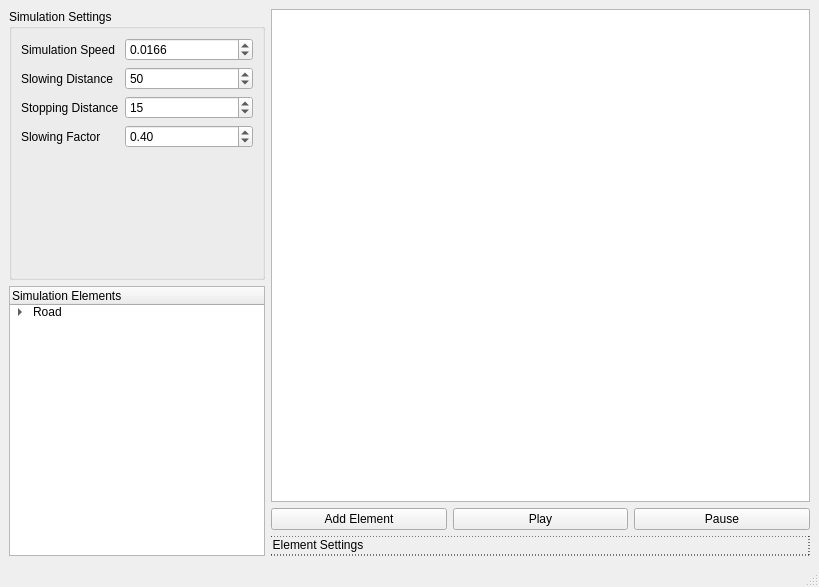
Old version of the form UI_Design/TrafficMainWindow.ui in the repository OrfeoTerkuci/TrafficSimulation2022.
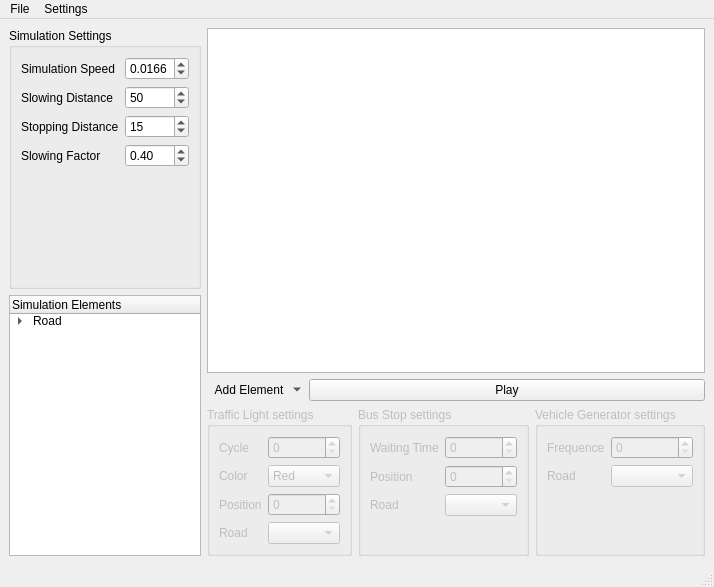
New version of the form.

```diff
--- a/UI_Design/TrafficMainWindow.ui
+++ b/UI_Design/TrafficMainWindow.ui
@@ -6,19 +6,20 @@
    <rect>
     <x>0</x>
     <y>0</y>
-    <width>819</width>
+    <width>647</width>
     <height>587</height>
    </rect>
   </property>
   <property name="windowTitle">
    <string>MainWindow</string>
   </property>
+  <property name="documentMode">
+   <bool>false</bool>
+  </property>
   <widget class="QWidget" name="centralwidget">
    <layout class="QGridLayout" name="gridLayout">
     <item row="0" column="0">
-     <layout class="QHBoxLayout" name="horizontalLayout_2">
-      <item>
-       <layout class="QVBoxLayout" name="verticalLayout_3">
+     <layout class="QVBoxLayout" name="SimulationSettingsLayout">
         <item>
          <widget class="QGroupBox" name="simulationSettings">
           <property name="styleSheet">
@@ -177,10 +178,10 @@
         </item>
        </layout>
       </item>
+    <item row="0" column="1">
+     <layout class="QVBoxLayout" name="RightLayout">
       <item>
-       <layout class="QVBoxLayout" name="verticalLayout_2">
-        <item>
-         <layout class="QVBoxLayout" name="verticalLayout">
+       <layout class="QVBoxLayout" name="visualisationLayout">
           <item>
            <widget class="QGraphicsView" name="simulationView">
             <property name="sizePolicy">
@@ -192,12 +193,24 @@
            </widget>
           </item>
           <item>
-           <layout class="QHBoxLayout" name="horizontalLayout">
+         <layout class="QHBoxLayout" name="TimeControlLayout">
             <item>
-             <widget class="QPushButton" name="pushButton">
+           <widget class="QToolButton" name="addElementButton">
               <property name="text">
                <string>Add Element</string>
               </property>
+            <property name="checkable">
+             <bool>false</bool>
+            </property>
+            <property name="popupMode">
+             <enum>QToolButton::MenuButtonPopup</enum>
+            </property>
+            <property name="toolButtonStyle">
+             <enum>Qt::ToolButtonTextOnly</enum>
+            </property>
+            <property name="autoRaise">
+             <bool>true</bool>
+            </property>
              </widget>
             </item>
             <item>
@@ -207,26 +220,185 @@
               </property>
              </widget>
             </item>
+         </layout>
+        </item>
+       </layout>
+      </item>
             <item>
-             <widget class="QPushButton" name="pushButton_3">
-              <property name="text">
-               <string>Pause</string>
-              </property>
-             </widget>
-            </item>
-           </layout>
-          </item>
-         </layout>
-        </item>
-        <item>
-         <widget class="QGroupBox" name="elementSettings">
+       <layout class="QHBoxLayout" name="elementSettingsLayout">
+        <item>
+         <widget class="QGroupBox" name="TrafficLightSettings">
+          <property name="enabled">
+           <bool>false</bool>
+          </property>
           <property name="styleSheet">
-           <string notr="true">border: 1px dotted black</string>
+           <string notr="true"/>
           </property>
           <property name="title">
-           <string>Element Settings</string>
+           <string>Traffic Light settings</string>
           </property>
-          <layout class="QFormLayout" name="formLayout_3"/>
+          <layout class="QFormLayout" name="formLayout_3">
+           <item row="0" column="0">
+            <widget class="QLabel" name="cycleLabel">
+             <property name="text">
+              <string>Cycle</string>
+             </property>
+            </widget>
+           </item>
+           <item row="0" column="1">
+            <widget class="QSpinBox" name="cycleSpinBox"/>
+           </item>
+           <item row="1" column="0">
+            <widget class="QLabel" name="lightColorLabel">
+             <property name="text">
+              <string>Color</string>
+             </property>
+            </widget>
+           </item>
+           <item row="1" column="1">
+            <widget class="QComboBox" name="colorComboBox">
+             <item>
+              <property name="text">
+               <string>Red</string>
+              </property>
+             </item>
+             <item>
+              <property name="text">
+               <string>Green</string>
+              </property>
+             </item>
+            </widget>
+           </item>
+           <item row="2" column="0">
+            <widget class="QLabel" name="LightPositionLabel">
+             <property name="enabled">
+              <bool>false</bool>
+             </property>
+             <property name="text">
+              <string>Position</string>
+             </property>
+            </widget>
+           </item>
+           <item row="2" column="1">
+            <widget class="QSpinBox" name="LightPositionSpinBox">
+             <property name="enabled">
+              <bool>false</bool>
+             </property>
+            </widget>
+           </item>
+           <item row="3" column="0">
+            <widget class="QLabel" name="LightRoadLabel">
+             <property name="enabled">
+              <bool>false</bool>
+             </property>
+             <property name="text">
+              <string>Road</string>
+             </property>
+            </widget>
+           </item>
+           <item row="3" column="1">
+            <widget class="QComboBox" name="LightRoadComboBox">
+             <property name="enabled">
+              <bool>false</bool>
+             </property>
+            </widget>
+           </item>
+          </layout>
+         </widget>
+        </item>
+        <item>
+         <widget class="QGroupBox" name="BusStopSettings">
+          <property name="enabled">
+           <bool>false</bool>
+          </property>
+          <property name="title">
+           <string>Bus Stop settings</string>
+          </property>
+          <layout class="QFormLayout" name="formLayout_4">
+           <item row="0" column="0">
+            <widget class="QLabel" name="waitingTimeLabel">
+             <property name="text">
+              <string>Waiting Time</string>
+             </property>
+            </widget>
+           </item>
+           <item row="0" column="1">
+            <widget class="QSpinBox" name="waitingTimeSpinBox"/>
+           </item>
+           <item row="1" column="0">
+            <widget class="QLabel" name="busStopPositionLabel">
+             <property name="enabled">
+              <bool>false</bool>
+             </property>
+             <property name="text">
+              <string>Position</string>
+             </property>
+            </widget>
+           </item>
+           <item row="1" column="1">
+            <widget class="QSpinBox" name="busPositionSpinBox">
+             <property name="enabled">
+              <bool>false</bool>
+             </property>
+            </widget>
+           </item>
+           <item row="2" column="0">
+            <widget class="QLabel" name="BusRoadLabel">
+             <property name="enabled">
+              <bool>false</bool>
+             </property>
+             <property name="text">
+              <string>Road</string>
+             </property>
+            </widget>
+           </item>
+           <item row="2" column="1">
+            <widget class="QComboBox" name="BusRoadComboBox">
+             <property name="enabled">
+              <bool>false</bool>
+             </property>
+            </widget>
+           </item>
+          </layout>
+         </widget>
+        </item>
+        <item>
+         <widget class="QGroupBox" name="VehicleGeneratorSettings">
+          <property name="enabled">
+           <bool>false</bool>
+          </property>
+          <property name="title">
+           <string>Vehicle Generator settings</string>
+          </property>
+          <layout class="QFormLayout" name="formLayout_5">
+           <item row="0" column="0">
+            <widget class="QLabel" name="frequenceLabel">
+             <property name="text">
+              <string>Frequence</string>
+             </property>
+            </widget>
+           </item>
+           <item row="0" column="1">
+            <widget class="QSpinBox" name="frequenceSpinBox"/>
+           </item>
+           <item row="1" column="0">
+            <widget class="QLabel" name="GeneratorRoadLabel">
+             <property name="enabled">
+              <bool>false</bool>
+             </property>
+             <property name="text">
+              <string>Road</string>
+             </property>
+            </widget>
+           </item>
+           <item row="1" column="1">
+            <widget class="QComboBox" name="GeneratorRoadComboBox">
+             <property name="enabled">
+              <bool>false</bool>
+             </property>
+            </widget>
+           </item>
+          </layout>
          </widget>
         </item>
        </layout>
@@ -240,10 +412,26 @@
     <rect>
      <x>0</x>
      <y>0</y>
-     <width>819</width>
+     <width>647</width>
      <height>21</height>
     </rect>
    </property>
+   <widget class="QMenu" name="menuFile">
+    <property name="title">
+     <string>File</string>
+    </property>
+    <addaction name="actionOpen"/>
+    <addaction name="actionSave"/>
+    <addaction name="actionExit"/>
+   </widget>
+   <widget class="QMenu" name="menuSettings">
+    <property name="title">
+     <string>Settings</string>
+    </property>
+    <addaction name="actionDevelopper_Settings"/>
+   </widget>
+   <addaction name="menuFile"/>
+   <addaction name="menuSettings"/>
   </widget>
   <widget class="QStatusBar" name="statusbar"/>
  </widget>
```
Left out of the diff: 98 changed lines with no effect on the pictures. Lines whose indentation alone changed are shown as unchanged.
